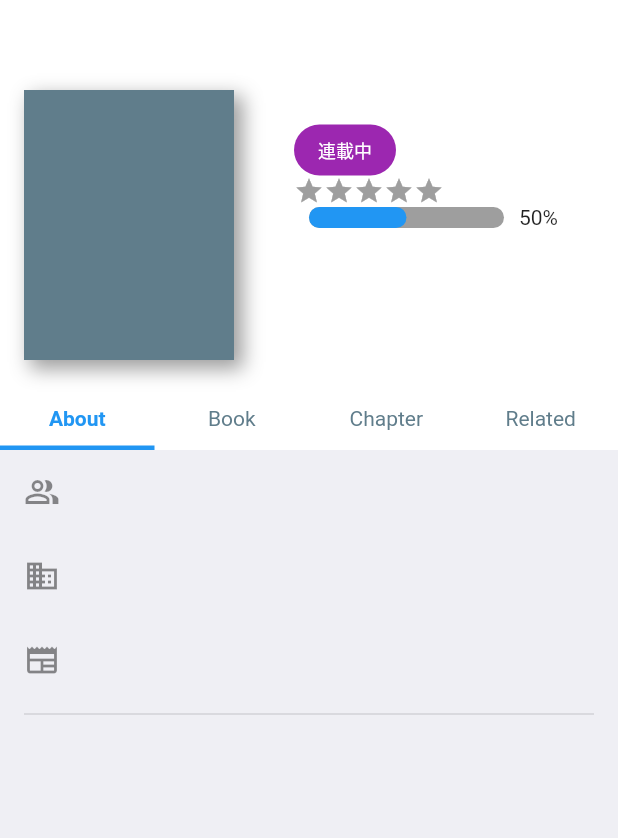
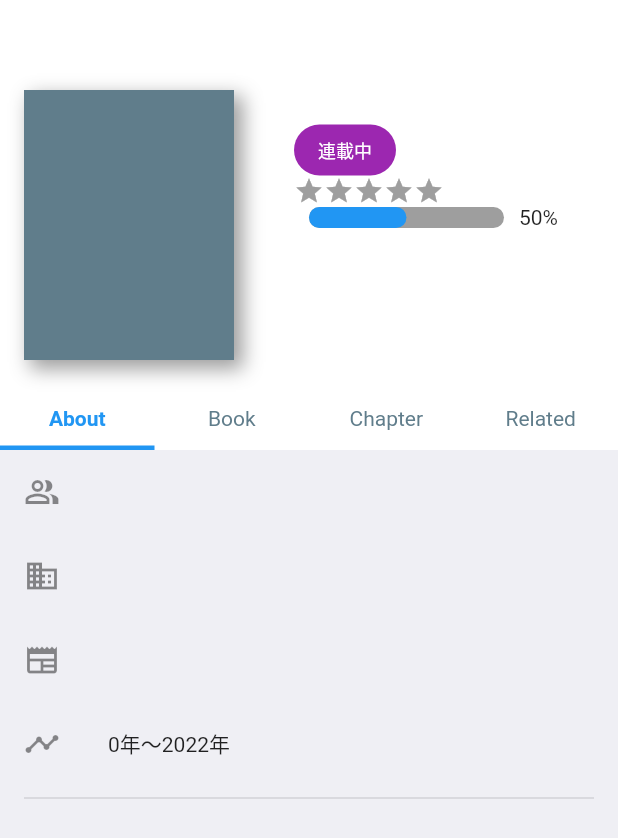
Before and after one commit to 21solclaro/comic-log-app, a Flutter app: the ComicPage screen opened directly with empty values, on a phone screen of 412 x 824 dp. Shown: the top 838 px of the screen. Run offline on Flutter 3.47's test engine with Material 2 defaults, Android fonts, the phone set to English and light mode, and no system bars; drawn by our look-alikes of flutter_rating_bar, percent_indicator; our stand-ins replace cloud_firestore, firebase_core, freezed_annotation, hooks_riverpod, settings_ui; accounts and stored records are empty.

Commit message:
update: タブのデザインを修正

```diff
--- a/lib/widgets/tabs/about_tab.dart
+++ b/lib/widgets/tabs/about_tab.dart
@@ -38,20 +38,13 @@ class AboutTab extends StatelessWidget {
           ),
           leading: const Icon(Icons.newspaper),
         ),
-        // ListTile(
-        //   title: Text(
-        //     '${comic.startYear}年〜${comic.serializeState == SerializeState.finished ? comic.endYear : DateTime.now().year}年',
-        //     style: const TextStyle(fontSize: 14),
-        //   ),
-        //   leading: const Icon(Icons.timeline),
-        // ),
-        // ListTile(
-        //   title: Text(
-        //     '${comic.books!.length}巻・${comic.chapters!.length}話',
-        //     style: const TextStyle(fontSize: 14),
-        //   ),
-        //   leading: const Icon(Icons.menu_book),
-        // ),
+        ListTile(
+          title: Text(
+            '${comic.startYear}年〜${comic.serializeState == SerializeState.finished ? comic.endYear : DateTime.now().year}年',
+            style: const TextStyle(fontSize: 14),
+          ),
+          leading: const Icon(Icons.timeline),
+        ),
         const Divider(
           indent: 16,
           endIndent: 16,
```
Also changed, not shown: lib/widgets/tabs/books_tab.dart (+19 -5 lines), lib/widgets/tabs/chapters_tab.dart (+18 -5 lines).
